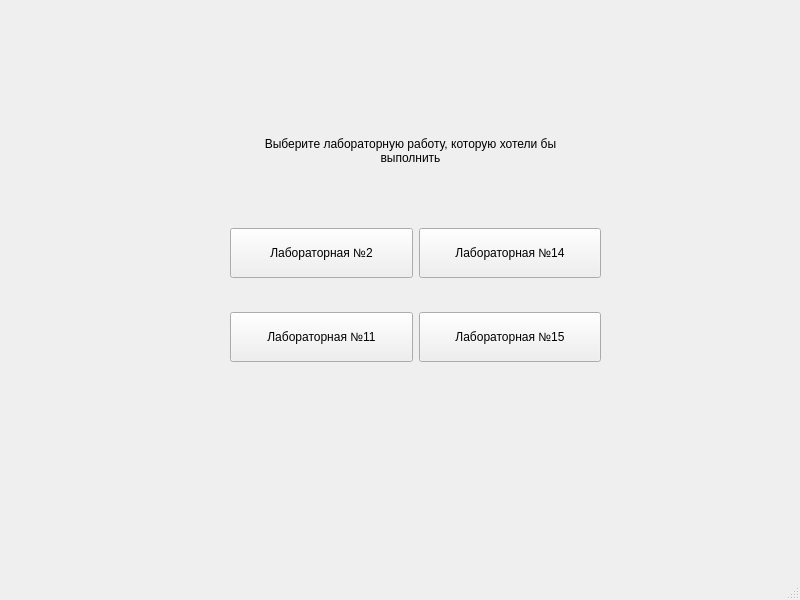
Above: forms_ui/start_window.ui from doktorfish0078/SimulationOfLaboratoryWork before the change. Below: the same form after it.
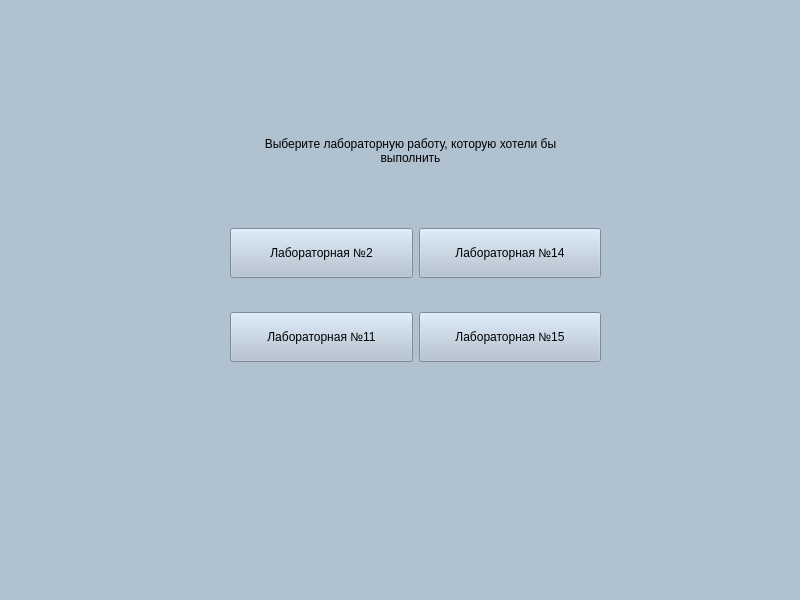
That is the form after the change.

Diff of the .ui file:
```diff
--- a/forms_ui/start_window.ui
+++ b/forms_ui/start_window.ui
@@ -31,6 +31,9 @@
   <property name="windowTitle">
    <string>MainWindow</string>
   </property>
+  <property name="styleSheet">
+   <string notr="true">background-color: rgb(176,193,208);</string>
+  </property>
   <widget class="QWidget" name="centralwidget">
    <widget class="QLabel" name="label">
     <property name="geometry">
```
